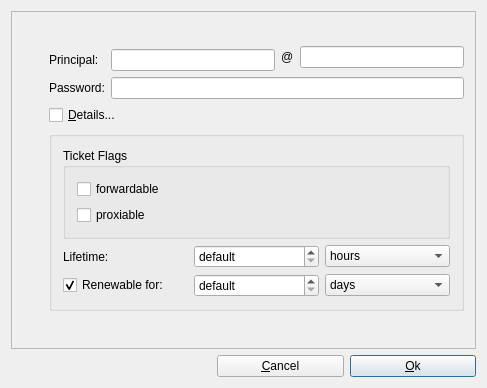
Qt form src/kinitdialog.ui (bas524/kerberos-ticket-watcher) before a commit.
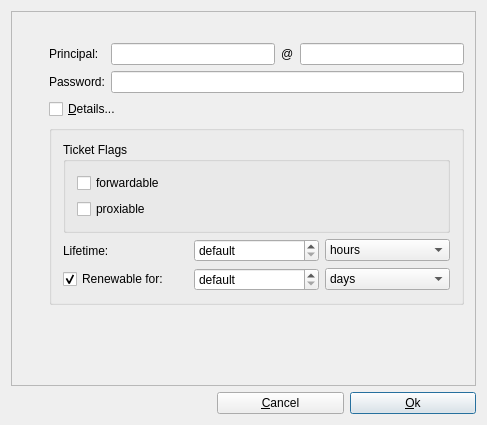
The same form after that commit. Icons and pictures are not drawn.

```diff
--- a/src/kinitdialog.ui
+++ b/src/kinitdialog.ui
@@ -6,7 +6,7 @@
                 <x>0</x>
                 <y>0</y>
                 <width>487</width>
-                <height>386</height>
+    <height>425</height>
             </rect>
         </property>
         <property name="windowTitle">
@@ -22,7 +22,7 @@
                         <enum>QFrame::Plain</enum>
                     </property>
                     <layout class="QGridLayout" name="gridLayout">
-                        <item rowspan="2" row="0" column="0">
+      <item row="0" column="0">
                             <widget class="QLabel" name="pixmapLabel1">
                                 <property name="sizePolicy">
                                     <sizepolicy vsizetype="Fixed" hsizetype="Fixed">
@@ -41,7 +41,7 @@
                                 </property>
                             </widget>
                         </item>
-                        <item row="0" column="1" colspan="4">
+      <item row="0" column="1">
                             <widget class="QLabel" name="errorLabel">
                                 <property name="palette">
                                     <palette>
@@ -93,7 +93,7 @@
                                 </property>
                             </widget>
                         </item>
-                        <item rowspan="5" row="2" column="0">
+      <item row="1" column="0" rowspan="4">
                             <spacer name="spacer3">
                                 <property name="orientation">
                                     <enum>Qt::Vertical</enum>
@@ -109,7 +109,7 @@
                                 </property>
                             </spacer>
                         </item>
-                        <item row="2" column="1">
+      <item row="1" column="1">
                             <widget class="QLabel" name="textLabel3">
                                 <property name="text">
                                     <string>Principal:</string>
@@ -119,10 +119,10 @@
                                 </property>
                             </widget>
                         </item>
-                        <item row="2" column="2">
+      <item row="1" column="2">
                             <widget class="QLineEdit" name="userLineEdit"/>
                         </item>
-                        <item rowspan="2" row="1" column="3">
+      <item row="1" column="3">
                             <widget class="QLabel" name="textLabel1">
                                 <property name="text">
                                     <string>@</string>
@@ -132,10 +132,10 @@
                                 </property>
                             </widget>
                         </item>
-                        <item rowspan="2" row="1" column="4">
+      <item row="1" column="4">
                             <widget class="QLineEdit" name="realmLineEdit"/>
                         </item>
-                        <item row="3" column="1">
+      <item row="2" column="1">
                             <widget class="QLabel" name="passwordLabel">
                                 <property name="text">
                                     <string>Password:</string>
@@ -145,14 +145,7 @@
                                 </property>
                             </widget>
                         </item>
-                        <item row="3" column="2" colspan="3">
-                            <widget class="QLineEdit" name="passwordLineEdit">
-                                <property name="echoMode">
-                                    <enum>QLineEdit::Password</enum>
-                                </property>
-                            </widget>
-                        </item>
-                        <item row="4" column="1" colspan="4">
+      <item row="3" column="1" colspan="2">
                             <widget class="QCheckBox" name="detailsCheckBox">
                                 <property name="text">
                                     <string>&amp;Details...</string>
@@ -162,7 +155,7 @@
                                 </property>
                             </widget>
                         </item>
-                        <item row="5" column="1" colspan="4">
+      <item row="4" column="1" colspan="4">
                             <widget class="QGroupBox" name="detailsBox">
                                 <property name="title">
                                     <string/>
@@ -294,7 +287,7 @@
                                 </layout>
                             </widget>
                         </item>
-                        <item row="6" column="4">
+      <item row="5" column="4">
                             <spacer name="spacer3_2">
                                 <property name="orientation">
                                     <enum>Qt::Vertical</enum>
@@ -310,6 +303,18 @@
                                 </property>
                             </spacer>
                         </item>
+      <item row="2" column="2" colspan="3">
+       <widget class="QLineEdit" name="passwordLineEdit">
+        <property name="font">
+         <font>
+          <family>.AppleSystemUIFont</family>
+         </font>
+        </property>
+        <property name="echoMode">
+         <enum>QLineEdit::Password</enum>
+        </property>
+       </widget>
+      </item>
                     </layout>
                 </widget>
             </item>
```
Left out of the diff: 9 changed lines with no effect on the pictures. Lines whose indentation alone changed are shown as unchanged.
